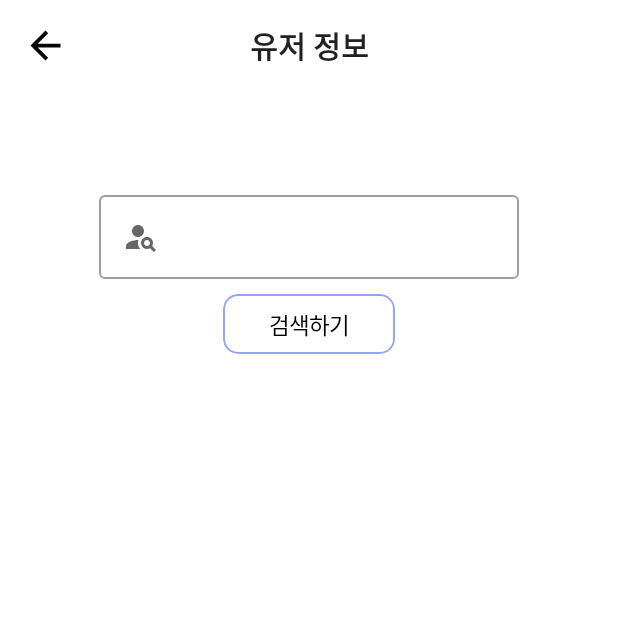
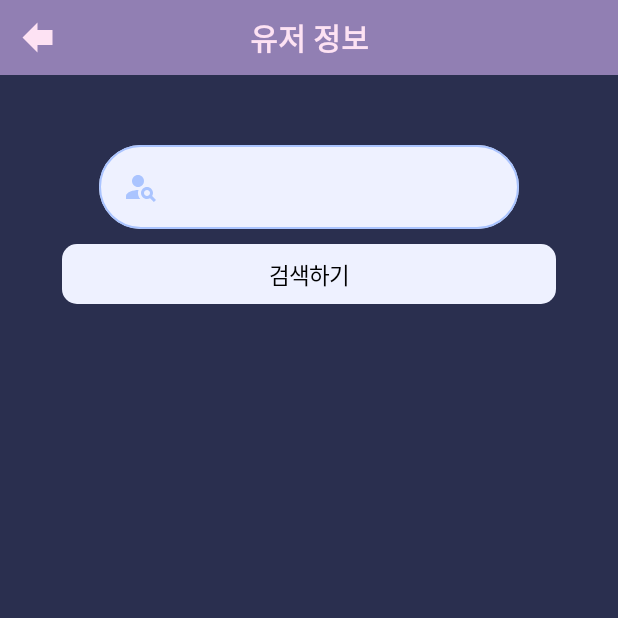
Before and after one commit to KIMHYUNWOO123/FIFAOnlineSupApp, an Android app built with Jetpack Compose: the screen it shows after launch (MainActivity), after a tap on "유저정보", on a phone screen of 412 x 824 dp, the top half of it. Run offline under Robolectric (Android 15) with nearby library versions, the phone set to English and light mode, and no system bars; our stand-ins replace Dagger/Hilt's generated code, Room's generated code, livedata-compose, paging; libraries missing offline, so code that uses them is left out: coil.decode; network calls fail; pictures from the network do not load; 2 statements that could not run were skipped.

Commit message:
renewal mainView

```diff
--- a/app/src/main/java/com/example/myapp/ui/main/Main.kt
+++ b/app/src/main/java/com/example/myapp/ui/main/Main.kt
@@ -3,21 +3,19 @@ package com.example.myapp.ui.main
 import android.app.Activity
 import android.widget.Toast
 import androidx.activity.compose.BackHandler
-import androidx.compose.foundation.Image
 import androidx.compose.foundation.background
-import androidx.compose.foundation.border
 import androidx.compose.foundation.clickable
 import androidx.compose.foundation.interaction.MutableInteractionSource
 import androidx.compose.foundation.interaction.collectIsPressedAsState
 import androidx.compose.foundation.layout.*
+import androidx.compose.foundation.shape.CircleShape
 import androidx.compose.material.Text
 import androidx.compose.runtime.*
 import androidx.compose.ui.Alignment
 import androidx.compose.ui.Modifier
-import androidx.compose.ui.graphics.Color
+import androidx.compose.ui.draw.clip
 import androidx.compose.ui.platform.LocalContext
 import androidx.compose.ui.res.colorResource
-import androidx.compose.ui.res.painterResource
 import androidx.compose.ui.text.font.FontWeight
 import androidx.compose.ui.text.style.TextAlign
 import androidx.compose.ui.unit.dp
@@ -35,7 +33,7 @@ fun Main(
     }
     var backPressedTime = 0L
     BackHandler(enabled = backPressedState) {
-        if (System.currentTimeMillis() - backPressedTime <= 400L) {
+        if (System.currentTimeMillis() - backPressedTime <= 2000L) {
             (context as Activity).finish()
         } else {
             backPressedState = true
@@ -44,25 +42,29 @@ fun Main(
         backPressedTime = System.currentTimeMillis()
     }
     Column(
+        modifier = Modifier.fillMaxSize()
+    ) {
+        Box(modifier = Modifier.background(color = colorResource(id = R.color.app_color2)), contentAlignment = Alignment.Center) {
+            Box(
+                modifier = Modifier
+                    .fillMaxWidth()
+                    .padding(10.dp), contentAlignment = Alignment.CenterStart
+            ) {
+                Box(Modifier.fillMaxWidth(), contentAlignment = Alignment.Center) {
+                    Text(text = "FIFA Online 4 Support App", fontWeight = FontWeight.Bold, fontSize = 20.sp, color = colorResource(id = R.color.app_color4))
+                }
+            }
+        }
+        Box(
             modifier = Modifier
                 .fillMaxSize()
-            .padding(10.dp)
-            .background(Color.White)
+                .background(color = colorResource(id = R.color.app_color1)), contentAlignment = Alignment.Center
         ) {
             Box(
                 modifier = Modifier
-                .fillMaxWidth()
-                .fillMaxHeight(0.05f)
-                .background(color = colorResource(id = R.color.white)), contentAlignment = Alignment.CenterStart
+                    .fillMaxSize()
+                    .padding(10.dp), contentAlignment = Alignment.Center
             ) {
-            Row {
-                Image(painter = painterResource(id = R.drawable.icon), contentDescription = "")
-                Box(modifier = Modifier.fillMaxSize(), contentAlignment = Alignment.Center) {
-                    Text(text = "FIFA Online Support App")
-                }
-            }
-        }
-        Box(modifier = Modifier.fillMaxSize(), contentAlignment = Alignment.Center) {
                 Column(modifier = Modifier.fillMaxHeight(0.8f), verticalArrangement = Arrangement.SpaceEvenly) {
                     Box(
                         modifier = Modifier
@@ -75,7 +77,8 @@ fun Main(
                         Box(
                             modifier = Modifier
                                 .fillMaxSize()
-                            .border(width = 1.dp, color = if (isPressed) Color.Red else colorResource(id = R.color.app_color))
+                                .clip(CircleShape)
+                                .background(color = if (isPressed) colorResource(id = R.color.app_color4) else colorResource(id = R.color.app_color3))
                                 .clickable(interactionSource = interactionSource, indication = null) {
                                     moveUser.invoke()
                                 }, contentAlignment = Alignment.Center
@@ -85,9 +88,13 @@ fun Main(
                                     .fillMaxSize()
                                     .padding(15.dp), verticalAlignment = Alignment.CenterVertically, horizontalArrangement = Arrangement.Center
                             ) {
-                            Image(modifier = Modifier.size(30.dp), painter = painterResource(id = R.drawable.ic_user), contentDescription = null)
                                 Spacer(modifier = Modifier.fillMaxWidth(0.05f))
-                            Text(text = "유저정보", fontSize = 30.sp, fontWeight = FontWeight.Bold, color = Color.Black)
+                                Text(
+                                    text = "유저정보",
+                                    fontSize = 30.sp,
+                                    fontWeight = FontWeight.Bold,
+                                    color = if (isPressed) colorResource(id = R.color.app_color5) else colorResource(id = R.color.app_color8)
+                                )
                             }
                         }
                     }
@@ -102,7 +109,8 @@ fun Main(
                         Box(
                             modifier = Modifier
                                 .fillMaxSize()
-                            .border(width = 1.dp, color = if (isPressed) Color.Red else colorResource(id = R.color.app_color))
+                                .clip(CircleShape)
+                                .background(color = if (isPressed) colorResource(id = R.color.app_color4) else colorResource(id = R.color.app_color3))
                                 .clickable(interactionSource = interactionSource, indication = null) {
                                     moveRanker.invoke()
                                 }, contentAlignment = Alignment.Center
@@ -112,9 +120,14 @@ fun Main(
                                     .fillMaxSize()
                                     .padding(15.dp), verticalAlignment = Alignment.CenterVertically, horizontalArrangement = Arrangement.Center
                             ) {
-                            Image(modifier = Modifier.size(30.dp), painter = painterResource(id = R.drawable.ic_meta), contentDescription = null)
                                 Spacer(modifier = Modifier.fillMaxWidth(0.05f))
-                            Text(text = "TOP 10,000\n랭커들이\n사용한 선수", fontSize = 25.sp, fontWeight = FontWeight.Bold, color = Color.Black, textAlign = TextAlign.Center)
+                                Text(
+                                    text = "TOP 10,000이\n자주 사용하는 선수",
+                                    fontSize = 25.sp,
+                                    fontWeight = FontWeight.Bold,
+                                    textAlign = TextAlign.Center,
+                                    color = if (isPressed) colorResource(id = R.color.app_color5) else colorResource(id = R.color.app_color8)
+                                )
                             }
                         }
                     }
@@ -122,3 +135,4 @@ fun Main(
             }
         }
     }
+}
--- a/app/src/main/java/com/example/myapp/ui/user/User.kt
+++ b/app/src/main/java/com/example/myapp/ui/user/User.kt
@@ -11,10 +11,7 @@ import androidx.compose.foundation.layout.*
 import androidx.compose.foundation.lazy.LazyColumn
 import androidx.compose.foundation.lazy.items
 import androidx.compose.foundation.shape.RoundedCornerShape
-import androidx.compose.material.Divider
-import androidx.compose.material.Icon
-import androidx.compose.material.OutlinedTextField
-import androidx.compose.material.Text
+import androidx.compose.material.*
 import androidx.compose.runtime.*
 import androidx.compose.runtime.livedata.observeAsState
 import androidx.compose.ui.Alignment
@@ -40,7 +37,7 @@ import com.example.myapp.utils.LoadingBar
 
 @Composable
 fun User(
-    viewModel: UserViewModel = hiltViewModel(), onMatchView: (String) -> Unit, onTransactionView: (String) -> Unit
+    viewModel: UserViewModel = hiltViewModel(), onMatchView: (String) -> Unit, onTransactionView: (String) -> Unit,
 ) {
     val name by viewModel.userData.observeAsState()
     val level by viewModel.userLevel.observeAsState()
@@ -63,41 +60,61 @@ fun User(
 //       viewModel.getBestRank("03704d4c66349949a799704a")
     }
     Box(modifier = Modifier.fillMaxSize(), contentAlignment = Alignment.Center) {
+        Column(
+            modifier = Modifier
+                .fillMaxSize(), horizontalAlignment = Alignment.CenterHorizontally
+        ) {
+            Row(
+                modifier = Modifier
+                    .fillMaxWidth()
+                    .background(colorResource(id = R.color.app_color2))
+            ) {
                 Box(
-            modifier = Modifier
-                .fillMaxSize()
-                .padding(15.dp), contentAlignment = Alignment.TopStart
+                    modifier = Modifier.padding(10.dp), contentAlignment = Alignment.TopStart
                 ) {
                     Image(
-                painter = painterResource(id = R.drawable.ic_back_24), modifier = Modifier
+                        painter = painterResource(id = R.drawable.ic_back_new), modifier = Modifier
                             .size(30.dp)
                             .clickable(
                                 interactionSource = MutableInteractionSource(), indication = null
                             ) { backPressedDispatcher?.onBackPressed() }, contentDescription = "뒤로가기", contentScale = ContentScale.Crop
                     )
+                    Box(
+                        modifier = Modifier
+                            .fillMaxWidth(), contentAlignment = Alignment.Center
+                    ) {
+                        Text(text = "유저 정보", fontSize = 20.sp, fontWeight = FontWeight.Bold, color = colorResource(id = R.color.app_color4))
+                    }
+                }
             }
             Column(
                 modifier = Modifier
                     .fillMaxSize()
-                .padding(15.dp), horizontalAlignment = Alignment.CenterHorizontally
+                    .background(color = colorResource(id = R.color.app_color1)), horizontalAlignment = Alignment.CenterHorizontally
             ) {
-            Box(
-                modifier = Modifier
-                    .wrapContentSize(), contentAlignment = Alignment.TopCenter
-            ) {
-                Text(text = "유저 정보", fontSize = 20.sp, fontWeight = FontWeight.Bold)
-            }
-            Spacer(modifier = Modifier.fillMaxHeight(0.1f))
+                Spacer(modifier = Modifier.fillMaxHeight(0.05f))
+                val customTextFieldColors: TextFieldColors = TextFieldDefaults.outlinedTextFieldColors(
+                    focusedBorderColor = colorResource(id = R.color.app_color5),
+                    unfocusedBorderColor = colorResource(id = R.color.app_color6),
+                    focusedLabelColor = colorResource(id = R.color.app_color5),
+                    unfocusedLabelColor = colorResource(id = R.color.app_color6),
+                    backgroundColor = colorResource(id = R.color.app_color8),
+                    cursorColor = colorResource(id = R.color.app_color1),
+                    placeholderColor = colorResource(id = R.color.app_color5),
+                    textColor = colorResource(id = R.color.app_color1)
+                )
                 Box(modifier = Modifier.fillMaxWidth(), contentAlignment = Alignment.TopCenter) {
                     OutlinedTextField(
                         value = text,
                         onValueChange = { setValue.invoke(it) },
                         enabled = true,
-                    label = { (Icon(painter = painterResource(id = R.drawable.ic_usersearch), contentDescription = "")) },
+                        label = { (Icon(painter = painterResource(id = R.drawable.ic_search_user_new), contentDescription = "")) },
                         placeholder = { (Text(text = "Search for user")) },
                         textStyle = TextStyle(fontSize = 20.sp, color = Color.Black),
                         maxLines = 1,
-                    singleLine = true
+                        shape = RoundedCornerShape(30.dp),
+                        singleLine = true,
+                        colors = customTextFieldColors,
                     )
                 }
                 Box(
@@ -112,15 +129,14 @@ fun User(
 
                     Box(
                         modifier = Modifier
-                        .fillMaxWidth(0.3f)
+                            .fillMaxWidth(0.8f)
                             .clickable(interactionSource = interactionSource, indication = null) {
                                 viewModel.getUserData(text)
                                 focusManager.clearFocus()
                                 onInitView.invoke()
                             }
                             .clip(RoundedCornerShape(10.dp))
-                        .background(color = if (isClick) colorResource(id = R.color.app_color) else colorResource(id = R.color.white))
-                        .border(width = 1.dp, color = colorResource(id = R.color.app_color), shape = RoundedCornerShape(10.dp))
+                            .background(color = if (isClick) colorResource(id = R.color.app_color5) else colorResource(id = R.color.app_color8))
                             .size(40.dp),
                     )
                     Text(text = "검색하기", textAlign = TextAlign.Center, color = if (isClick) Color.White else Color.Black, fontSize = 15.sp)
@@ -212,6 +228,7 @@ fun User(
             }
         }
     }
+}
 
 @Composable
 fun BestRankView(list: () -> List<BestRankList>) {
--- a/app/src/main/java/com/example/myapp/utils/Percentage.kt
+++ b/app/src/main/java/com/example/myapp/utils/Percentage.kt
@@ -19,7 +19,7 @@ fun Percentage(percentage: Int, color: Color) {
         modifier = Modifier.size(100.dp)
     ) {
         Canvas(modifier = Modifier.size(80.dp)) {
-            val strokeWidth = 10f
+            val strokeWidth = 15f
             val strokeColor = Color.Gray
             val radius = size / 2f
 
--- /dev/null
+++ b/app/src/main/java/com/example/myapp/utils/ZigzagLine.kt
@@ -0,0 +1,48 @@
+package com.example.myapp.utils
+
+import androidx.compose.foundation.Canvas
+import androidx.compose.foundation.background
+import androidx.compose.foundation.layout.fillMaxHeight
+import androidx.compose.foundation.layout.fillMaxWidth
+import androidx.compose.runtime.Composable
+import androidx.compose.ui.Modifier
+import androidx.compose.ui.geometry.Offset
+import androidx.compose.ui.graphics.Color
+import androidx.compose.ui.res.colorResource
+import androidx.compose.ui.unit.dp
+import com.example.myapp.R
+
+@Composable
+fun ZigzagLine() {
+    Canvas(
+        modifier = Modifier
+            .fillMaxWidth()
+            .fillMaxHeight(0.01f)
+            .background(color = colorResource(id = R.color.app_color2))
+    ) {
+        val lineWidth = 2.dp.toPx()
+        val lineColor = Color.White
+        val lineSpacing = 8.dp.toPx()
+
+        var startX = 0f
+        var startY = 8.dp.toPx()
+        var endX = 8.dp.toPx()
+        var endY = 0f
+        var temp = 0f
+
+        while (startX < size.width) {
+            drawLine(
+                color = lineColor,
+                strokeWidth = lineWidth,
+                start = Offset(startX, startY),
+                end = Offset(endX, endY)
+            )
+
+            startX = endX
+            endX += lineSpacing
+            temp = startY
+            startY = endY
+            endY = temp
+        }
+    }
+}
--- /dev/null
+++ b/app/src/main/res/drawable/ic_back_new.xml
@@ -0,0 +1,18 @@
+<vector xmlns:android="http://schemas.android.com/apk/res/android"
+    android:height="24dp"
+    android:viewportHeight="24"
+    android:viewportWidth="24"
+    android:width="24dp"
+    android:autoMirrored="true"
+    android:tint="#FDE2F3"> <!-- 초기 회전 상태로 변경 -->
+
+    <group
+        android:pivotX="12"
+        android:pivotY="12"
+        android:rotation="180"> <!-- 추가적인 회전 적용 -->
+        <path
+            android:fillColor="@android:color/white"
+            android:pathData="M12,8V4l8,8 -8,8v-4H4V8z" />
+    </group>
+
+</vector>
--- /dev/null
+++ b/app/src/main/res/drawable/ic_search_user_new.xml
@@ -0,0 +1,7 @@
+<vector android:height="24dp" android:tint="#E5BEEC"
+    android:viewportHeight="24" android:viewportWidth="24"
+    android:width="24dp" xmlns:android="http://schemas.android.com/apk/res/android">
+    <path android:fillColor="@android:color/white" android:pathData="M10,8m-4,0a4,4 0,1 1,8 0a4,4 0,1 1,-8 0"/>
+    <path android:fillColor="@android:color/white" android:pathData="M10.35,14.01C7.62,13.91 2,15.27 2,18v2h9.54C9.07,17.24 10.31,14.11 10.35,14.01z"/>
+    <path android:fillColor="@android:color/white" android:pathData="M19.43,18.02C19.79,17.43 20,16.74 20,16c0,-2.21 -1.79,-4 -4,-4s-4,1.79 -4,4c0,2.21 1.79,4 4,4c0.74,0 1.43,-0.22 2.02,-0.57L20.59,22L22,20.59L19.43,18.02zM16,18c-1.1,0 -2,-0.9 -2,-2c0,-1.1 0.9,-2 2,-2s2,0.9 2,2C18,17.1 17.1,18 16,18z"/>
+</vector>
--- a/app/src/main/res/values/colors.xml
+++ b/app/src/main/res/values/colors.xml
@@ -27,4 +27,13 @@
     <color name="df">#588D49</color>
     <color name="mf">#2B4F83</color>
     <color name="fw">#862632</color>
+    <color name="app_color1">#2A2F4F</color>
+    <color name="app_color2">#917FB3</color>
+    <color name="app_color3">#E5BEEC</color>
+    <color name="app_color5">#B1B2FF</color>
+    <color name="app_color4">#FDE2F3</color>
+    <color name="app_color6">#AAC4FF</color>
+    <color name="app_color7">#D2DAFF</color>
+    <color name="app_color8">#EEF1FF</color>
+
 </resources>
```
Lines whose indentation alone changed are shown as unchanged.
